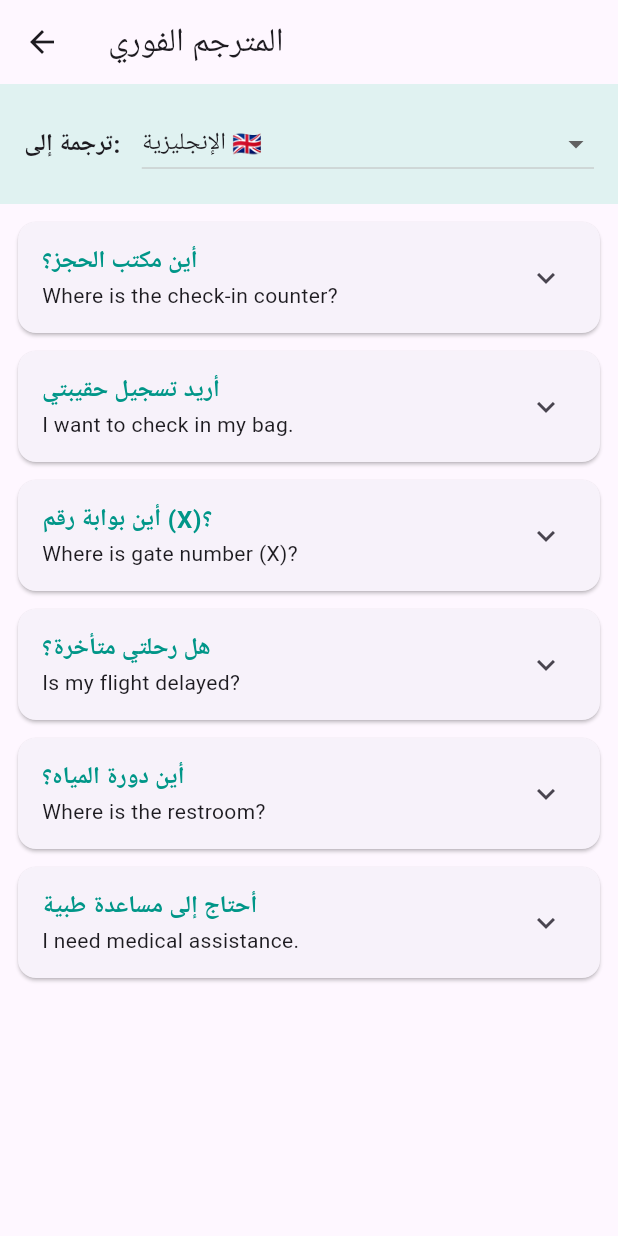
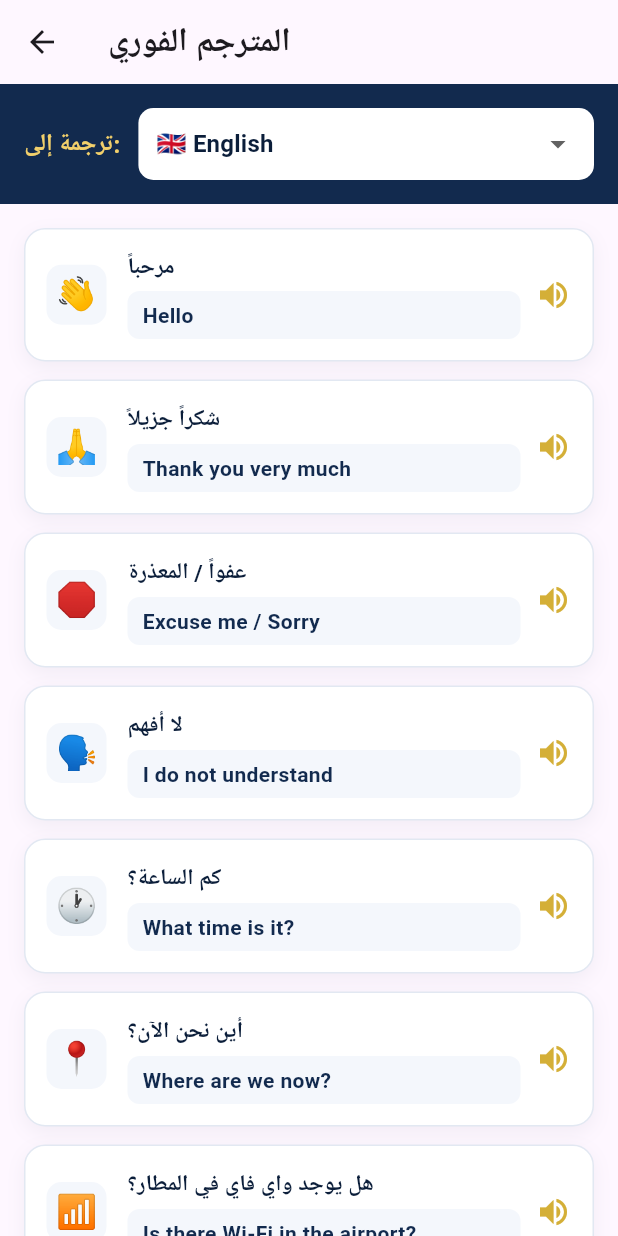
Before and after one commit to alfadniahapp-art/transit-helper, a Flutter app: the TranslatorScreen screen opened directly, on a phone screen of 412 x 824 dp. Run offline on Flutter 3.47's test engine with Material 3 defaults, Android fonts, the phone set to English and light mode, and no system bars; our stand-ins replace flutter_tts.

Commit message:
Update translator_screen.dart

```diff
--- a/lib/screens/translator_screen.dart
+++ b/lib/screens/translator_screen.dart
@@ -1,4 +1,6 @@
 import 'package:flutter/material.dart';
+import 'package:flutter_tts/flutter_tts.dart';
+import '../theme.dart';
 
 class TranslatorScreen extends StatefulWidget {
   const TranslatorScreen({super.key});
@@ -7,82 +9,129 @@ class TranslatorScreen extends StatefulWidget {
 }
 
 class _TranslatorScreenState extends State<TranslatorScreen> {
+  final FlutterTts flutterTts = FlutterTts();
+  String selectedLang = 'en';
+
+  final Map<String, String> langNames = {
+    'en': '🇬🇧 English',
+    'zh': '🇨🇳 中文',
+    'ms': '🇲🇾 Bahasa Melayu',
+    'tr': '🇹🇷 Türkçe',
+    'hi': '🇮🇳 हिन्दी',
+    'am': '🇪🇹 አማርኛ',
+  };
+
   final List<Map<String, String>> phrases = [
-    {'ar': 'أين مكتب الحجز؟', 'en': 'Where is the check-in counter?', 'tr': 'Check-in bankosu nerede?', 'am': 'የቼክ-ኢን ቆጣሪው የሚገኘው የት ነው?', 'zh': '值机柜台在哪里？', 'ms': 'Di manakah kaunter daftar masuk?', 'hi': 'चेक-इन काउंटर कहाँ है?'},
-    {'ar': 'أريد تسجيل حقيبتي', 'en': 'I want to check in my bag.', 'tr': 'Bavulumu kayıt ettirmek istiyorum.', 'am': 'ቦርሳዬን ማስመዝገብ እፈልጋለሁ።', 'zh': '我想托运行李。', 'ms': 'Saya mahu mendaftar masuk beg saya.', 'hi': 'मैं अपना बैग चेक-इन करना चाहता हूं।'},
-    {'ar': 'أين بوابة رقم (X)؟', 'en': 'Where is gate number (X)?', 'tr': '(X) numaralı kapı nerede?', 'am': 'በር ቁጥር (X) የሚገኘው የት ነው?', 'zh': '(X)号登机口在哪里？', 'ms': 'Di manakah pintu nombor (X)?', 'hi': 'गेट नंबर (X) कहाँ है?'},
-    {'ar': 'هل رحلتي متأخرة؟', 'en': 'Is my flight delayed?', 'tr': 'Uçuşum rötarlı mı?', 'am': 'በረራዬ ዘግይቷል?', 'zh': '我的航班延误了吗？', 'ms': 'Adakah penerbangan saya lewat?', 'hi': 'क्या मेरी उड़ान में देरी है?'},
-    {'ar': 'أين دورة المياه؟', 'en': 'Where is the restroom?', 'tr': 'Tuvalet nerede?', 'am': 'ሽንት ቤቱ የሚገኘው የት ነው?', 'zh': '洗手间在哪里？', 'ms': 'Di manakah tandas?', 'hi': 'शौचालय कहाँ है?'},
-    {'ar': 'أحتاج إلى مساعدة طبية', 'en': 'I need medical assistance.', 'tr': 'Tıbbi yardıma ihtiyacım var.', 'am': 'የህክምና እርዳታ እፈልጋለሁ።', 'zh': '我需要医疗救助。', 'ms': 'Saya perlukan bantuan perubatan.', 'hi': 'मुझे चिकित्सा सहायता की आवश्यकता है।'},
+    {'icon': '👋', 'ar': 'مرحباً', 'en': 'Hello', 'zh': '你好', 'ms': 'Helo', 'tr': 'Merhaba', 'hi': 'नमस्ते', 'am': 'ሰላም'},
+    {'icon': '🙏', 'ar': 'شكراً جزيلاً', 'en': 'Thank you very much', 'zh': '非常感谢', 'ms': 'Terima kasih banyak', 'tr': 'Çok teşekkürler', 'hi': 'बहुत धन्यवाद', 'am': 'በጣም አመሰግናለሁ'},
+    {'icon': '🛑', 'ar': 'عفواً / المعذرة', 'en': 'Excuse me / Sorry', 'zh': '打扰一下 / 对不起', 'ms': 'Maafkan saya', 'tr': 'Affedersiniz', 'hi': 'माफ़ कीजिए', 'am': 'አዝናለሁ / ይቅርታ'},
+    {'icon': '🗣️', 'ar': 'لا أفهم', 'en': 'I do not understand', 'zh': '我不明白', 'ms': 'Saya tidak faham', 'tr': 'Anlamıyorum', 'hi': 'मैं समझा नहीं', 'am': 'አልገባኝም'},
+    {'icon': '🕐', 'ar': 'كم الساعة؟', 'en': 'What time is it?', 'zh': '现在几点了？', 'ms': 'Pukul berapa sekarang?', 'tr': 'Saat kaç?', 'hi': 'कितने बजे हैं?', 'am': 'ሰዓቱ ስንት ነው?'},
+    {'icon': '📍', 'ar': 'أين نحن الآن؟', 'en': 'Where are we now?', 'zh': '我们现在在哪里？', 'ms': 'Di manakah kita sekarang?', 'tr': 'Şu an neredeyiz?', 'hi': 'हम अब कहाँ हैं?', 'am': 'አሁን የት ነን?'},
+    {'icon': '📶', 'ar': 'هل يوجد واي فاي في المطار؟', 'en': 'Is there Wi-Fi in the airport?', 'zh': '机场有Wi-Fi吗？', 'ms': 'Adakah terdapat Wi-Fi di lapangan terbang?', 'tr': 'Havalimanında Wi-Fi var mı?', 'hi': 'क्या हवाई अड्डे में वाई-फाई है?', 'am': 'በአውሮፕላን ማረፊያው ውስጥ ዋይፋይ አለ?'},
+    {'icon': '🚕', 'ar': 'أريد تاكسي من فضلك', 'en': 'I want a taxi, please', 'zh': '请给我叫一辆出租车', 'ms': 'Saya mahu teksi, tolong', 'tr': 'Lütfen bir taksi istiyorum', 'hi': 'कृपया मुझे टैक्सी चाहिए', 'am': 'እባክዎ ታክሲ እፈልጋለሁ'},
   ];
 
-  String selectedLang = 'en';
-  final Map<String, String> langNames = {
-    'en': 'الإنجليزية 🇬🇧',
-    'tr': 'التركية 🇹🇷',
-    'am': 'الأمهرية (إثيوبيا) 🇪🇹',
-    'zh': 'الصينية 🇨🇳',
-    'ms': 'الماليزية 🇲🇾',
-    'hi': 'الهندية 🇮🇳',
-  };
+  Future<void> speak(String text) async {
+    await flutterTts.setLanguage(selectedLang == 'en' ? 'en-US' :
+                                 selectedLang == 'zh' ? 'zh-CN' :
+                                 selectedLang == 'ms' ? 'ms-MY' :
+                                 selectedLang == 'tr' ? 'tr-TR' :
+                                 selectedLang == 'hi' ? 'hi-IN' : 'am-ET');
+    await flutterTts.setSpeechRate(0.9);
+    await flutterTts.speak(text);
+  }
 
   @override
   Widget build(BuildContext context) {
     return Scaffold(
-      appBar: AppBar(title: const Text('المترجم الفوري')),
+      appBar: AppBar(
+        title: const Text('المترجم الفوري', style: TextStyle(fontWeight: FontWeight.bold)),
+      ),
       body: Column(
         children: [
+          // شريط اختيار اللغة
           Container(
             padding: const EdgeInsets.all(16),
-            color: Colors.teal.shade50,
+            color: AppColors.navy2,
             child: Row(
               children: [
-                const Text('ترجمة إلى: ', style: TextStyle(fontWeight: FontWeight.bold, fontSize: 16)),
-                const SizedBox(width: 10),
+                const Text('ترجمة إلى:', style: TextStyle(color: AppColors.gold2, fontWeight: FontWeight.bold, fontSize: 16)),
+                const SizedBox(width: 12),
                 Expanded(
+                  child: Container(
+                    padding: const EdgeInsets.symmetric(horizontal: 12),
+                    decoration: BoxDecoration(
+                      color: AppColors.white,
+                      borderRadius: BorderRadius.circular(10),
+                    ),
                     child: DropdownButton<String>(
                       value: selectedLang,
                       isExpanded: true,
+                      underline: const SizedBox(),
                       items: langNames.entries.map((e) {
-                      return DropdownMenuItem(value: e.key, child: Text(e.value));
+                        return DropdownMenuItem(value: e.key, child: Text(e.value, style: const TextStyle(color: AppColors.navy, fontWeight: FontWeight.bold)));
                       }).toList(),
-                    onChanged: (val) {
-                      setState(() => selectedLang = val!);
-                    },
+                      onChanged: (val) => setState(() => selectedLang = val!),
+                    ),
                   ),
                 ),
               ],
             ),
           ),
+
+          // قائمة العبارات
           Expanded(
             child: ListView.builder(
-              padding: const EdgeInsets.all(12),
+              padding: const EdgeInsets.all(16),
               itemCount: phrases.length,
               itemBuilder: (context, index) {
                 final phrase = phrases[index];
-                return Card(
+                final translatedText = phrase[selectedLang] ?? phrase['en']!;
+
+                return Container(
                   margin: const EdgeInsets.only(bottom: 12),
-                  child: ExpansionTile(
-                    title: Text(phrase['ar']!, style: const TextStyle(fontWeight: FontWeight.bold, fontSize: 16, color: Colors.teal)),
-                    subtitle: Text(phrase['en']!, style: const TextStyle(fontSize: 14)),
+                  decoration: BoxDecoration(
+                    color: AppColors.white,
+                    borderRadius: BorderRadius.circular(14),
+                    border: Border.all(color: const Color(0xFFE2E8F2)),
+                    boxShadow: [BoxShadow(color: AppColors.navy.withOpacity(0.05), blurRadius: 10, offset: const Offset(0, 4))],
+                  ),
+                  child: InkWell(
+                    borderRadius: BorderRadius.circular(14),
+                    onTap: () => speak(translatedText),
+                    child: Padding(
+                      padding: const EdgeInsets.all(14),
+                      child: Row(
                         children: [
                           Container(
-                        width: double.infinity,
-                        padding: const EdgeInsets.all(16),
-                        color: Colors.grey.shade100,
+                            width: 40,
+                            height: 40,
+                            decoration: BoxDecoration(color: AppColors.bg, borderRadius: BorderRadius.circular(10)),
+                            alignment: Alignment.center,
+                            child: Text(phrase['icon']!, style: const TextStyle(fontSize: 22)),
+                          ),
+                          const SizedBox(width: 14),
+                          Expanded(
                             child: Column(
                               crossAxisAlignment: CrossAxisAlignment.start,
                               children: [
-                            Text('الترجمة (${langNames[selectedLang]}):', style: const TextStyle(fontWeight: FontWeight.bold, color: Colors.grey)),
-                            const SizedBox(height: 8),
-                            Text(
-                              phrase[selectedLang]!,
-                              style: const TextStyle(fontSize: 20, fontWeight: FontWeight.bold, color: Colors.orange),
+                                Text(phrase['ar']!, style: const TextStyle(fontWeight: FontWeight.bold, fontSize: 15, color: AppColors.navy)),
+                                const SizedBox(height: 6),
+                                Container(
+                                  width: double.infinity,
+                                  padding: const EdgeInsets.symmetric(horizontal: 10, vertical: 6),
+                                  decoration: BoxDecoration(color: AppColors.bg, borderRadius: BorderRadius.circular(8)),
+                                  child: Text(translatedText, style: const TextStyle(fontSize: 14, fontWeight: FontWeight.w600, color: AppColors.navy2)),
                                 ),
                               ],
                             ),
-                      )
+                          ),
+                          const SizedBox(width: 10),
+                          const Icon(Icons.volume_up, color: AppColors.gold, size: 24),
                         ],
+                      ),
+                    ),
                   ),
                 );
               },
```
Lines whose indentation alone changed are shown as unchanged.
